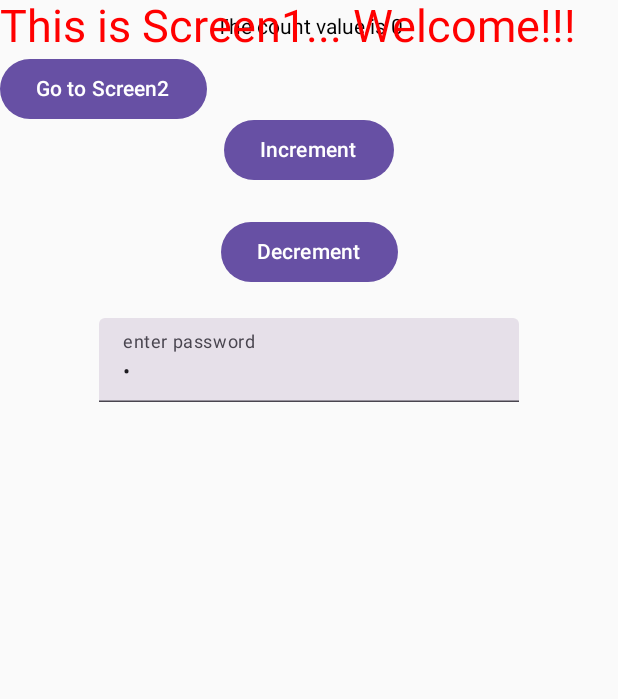
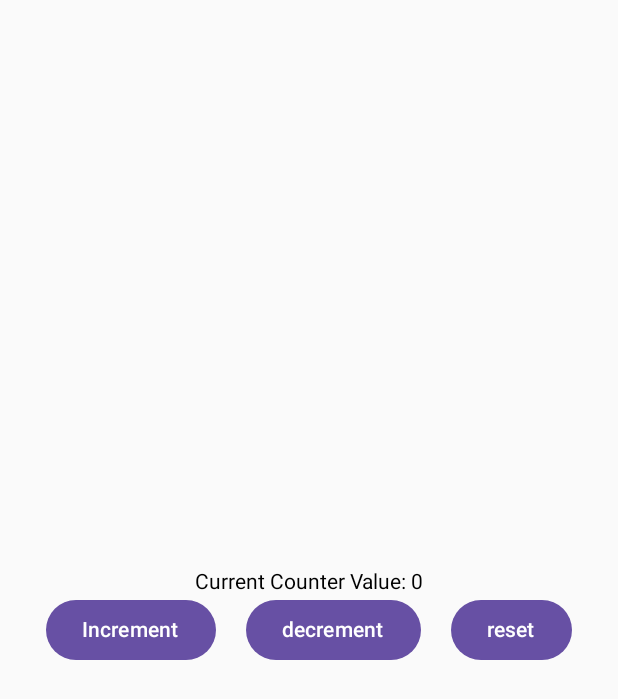
Before and after one commit to Avipsa-Biswal/AndroidStudioInternship, an Android app built with Jetpack Compose: the screen it shows after launch (MainActivity), on a phone screen of 412 x 824 dp. Shown: the top 699 px of the screen. Run offline under Robolectric (Android 15) with nearby library versions, the phone set to English and light mode, and no system bars; libraries missing offline, so code that uses them is left out: com.example.

Commit message:
assignment for 9thJuly

```diff
--- a/app/src/main/java/com/example/Androidintern345/MainActivity.kt
+++ b/app/src/main/java/com/example/Androidintern345/MainActivity.kt
@@ -15,6 +15,7 @@ import androidx.compose.foundation.layout.height
 import androidx.compose.foundation.layout.heightIn
 import androidx.compose.foundation.layout.padding
 import androidx.compose.foundation.layout.size
+import androidx.compose.foundation.layout.width
 import androidx.compose.foundation.lazy.grid.GridCells
 import androidx.compose.foundation.lazy.grid.LazyVerticalGrid
 import androidx.compose.foundation.lazy.grid.items
@@ -29,11 +30,14 @@ import androidx.compose.material3.CardDefaults
 import androidx.compose.material3.ElevatedCard
 import androidx.compose.material3.Icon
 import androidx.compose.material3.IconButton
+import androidx.compose.material3.MaterialTheme
 import androidx.compose.material3.OutlinedTextField
+import androidx.compose.material3.Surface
 import androidx.compose.material3.Text
 import androidx.compose.material3.TextButton
 import androidx.compose.material3.TextField
 import androidx.compose.runtime.Composable
+import androidx.compose.runtime.State
 import androidx.compose.runtime.getValue
 import androidx.compose.runtime.mutableStateOf
 import androidx.compose.runtime.remember
@@ -49,6 +53,8 @@ import androidx.compose.ui.text.input.PasswordVisualTransformation
 import androidx.compose.ui.text.input.VisualTransformation
 import androidx.compose.ui.unit.dp
 import androidx.compose.ui.unit.sp
+import androidx.lifecycle.ViewModel
+import androidx.lifecycle.viewmodel.compose.viewModel
 import androidx.navigation.NavHost
 import androidx.navigation.NavHostController
 import androidx.navigation.NavType
@@ -63,140 +69,60 @@ class MainActivity : ComponentActivity() {
     override fun onCreate(savedInstanceState: Bundle?) {
         super.onCreate(savedInstanceState)
         setContent {
-            MyApplicationTheme {
-                //Function to understand State Management
-                CounterScreen()
-                //Function to understand Navigation Controller and implementing lazy vertical grid in screen 5
-                AppNavigation()
+            Column(
+                modifier = Modifier
+                    .fillMaxSize()
+                    .padding(10.dp),
+                horizontalAlignment = Alignment.CenterHorizontally,
+                verticalArrangement = Arrangement.Center
+            ) {
+                //Function to implement basic MVVM architecture
+                CounterView()
+            }
+        }
+    }
 
+    @Composable
+    fun CounterView(counterVM: CounterViewModel = viewModel()) {
+        val counterState = counterVM.counter.value
+        Column(
+            horizontalAlignment = Alignment.CenterHorizontally,
+            verticalArrangement = Arrangement.Center
+        ) {
+            Text(text = "Current Counter Value: ${counterState.count}")
+            Row {
+                Button(onClick = { counterVM.incrementCounter() }) {
+                    Text(text = "Increment")
+                }
+            Spacer(modifier = Modifier.width(20.dp))
+            Button(onClick = { counterVM.decrementCounter() }) {
+                Text(text = "decrement")
+                }
+                Spacer(modifier = Modifier.width(20.dp))
+                Button(onClick = { counterVM.resetCounter() }) {
+                    Text(text = "reset")
+                }
             }
         }
     }
 }
 
-@Composable
-fun CounterScreen(){
-    var count: Int by remember {
-        mutableStateOf( 0)
+//Model Class
+data class Counter(val count: Int)
+data class User(val username: String, val password: String)
+
+//ViewModelClass
+class CounterViewModel : ViewModel() {
+    private val _counter = mutableStateOf(Counter(0))
+    val counter: State<Counter> = _counter
+
+    fun incrementCounter() {
+        _counter.value = Counter(_counter.value.count + 1)
     }
-    var text: String by remember {
-        mutableStateOf( " ")
+    fun decrementCounter() {
+        _counter.value = Counter(_counter.value.count - 1)
     }
-    Column(
-        modifier = Modifier
-            .fillMaxSize()
-            .padding(10.dp),
-        horizontalAlignment = Alignment.CenterHorizontally,
-        verticalArrangement = Arrangement.spacedBy(20.dp)
-    ){
-        Text(text="The count value is $count")
-        Spacer(modifier = Modifier.height(10.dp))
-        Button(onClick = { count++ }) {
-            Text(text = "Increment")
-        }
-        Button(onClick = { count-- }) {
-            Text(text = "Decrement")
-        }
-        TextField(
-            value = text ,
-            onValueChange = { text=it },
-            label = { Text ("enter password") },
-            visualTransformation = PasswordVisualTransformation(),
-            keyboardOptions = KeyboardOptions(keyboardType = KeyboardType.Number)
-        )
+    fun resetCounter() {
+        _counter.value = Counter(0)
     }
 }
-
-@Composable
-fun AppNavigation(){
-    val navController = rememberNavController()
-
-    NavHost(navController = navController,
-            startDestination = "Screen1") {
-        composable("Screen1") { Screen1(navController) }
-        composable("Screen2") { Screen2(navController) }
-        composable("Screen3") { Screen3(navController) }
-        composable("Screen4/{data}",
-            arguments = listOf(navArgument("data") { type = NavType.StringType })
-        ) { backStackEntry ->
-            Screen4(navController, backStackEntry.arguments?.getString("data") ?: "")
-        }
-        composable("Screen5") { Screen5(navController) }
-    }
-}
-
-
-@Composable
-fun Screen1(navController: NavHostController) {
-    Column {
-        Text(
-            text = "This is Screen1... Welcome!!!",
-            fontSize = 30.sp,
-            color = Color.Red
-        )
-        Button(onClick = { navController.navigate("Screen2") }) {
-            Text(text = "Go to Screen2")
-        }
-    }
-}
-
-@Composable
-fun Screen2(navController: NavHostController) {
-    Column {
-        Text(
-            text = "This is Screen2... Welcome!!!",
-            fontSize = 30.sp,
-            color = Color.Red
-        )
-        Button(onClick = { navController.navigate("Screen3") }) {
-            Text(text = "Go to Screen3")
-        }
-    }
-}
-
-@Composable
-fun Screen3(navController: NavHostController) {
-    var text by remember { mutableStateOf("") }
-    Column {
-        Text(
-            text = "This is Screen3... Welcome!!!",
-            fontSize = 30.sp,
-            color = Color.Red
-        )
-        OutlinedTextField(
-            value = text,
-            onValueChange = { text = it }
-        )
-        Button(onClick = {
-            if (text.isNotBlank()) {
-                navController.navigate("Screen4/${text.trim()}")
-            }
-        }) {
-            Text(text = "Go to Screen4")
-        }
-    }
-}
-@Composable
-fun Screen4(navController: NavHostController,data:String) {
-    Column {
-        Text(
-            text = "this is screen4...welcome!!! data is $data",
-            fontSize = 30.sp,
-            color=Color.Red
-        )
-        Button(onClick = { navController.navigate("screen5") }) {
-            Text(text = "go to screen5")
-        }
-    }
-}
-@Composable
-fun Screen5(navController: NavHostController) {
-    val itemsList: List<String> = List(100){"items = $it"}
-    LazyVerticalGrid(columns = GridCells.Adaptive(128.dp)) {
-        items(itemsList){
-            Card {
-            Text(text = it)
-        }
-    }
-  }
-}
```
Also changed, not shown: 1 other file.
